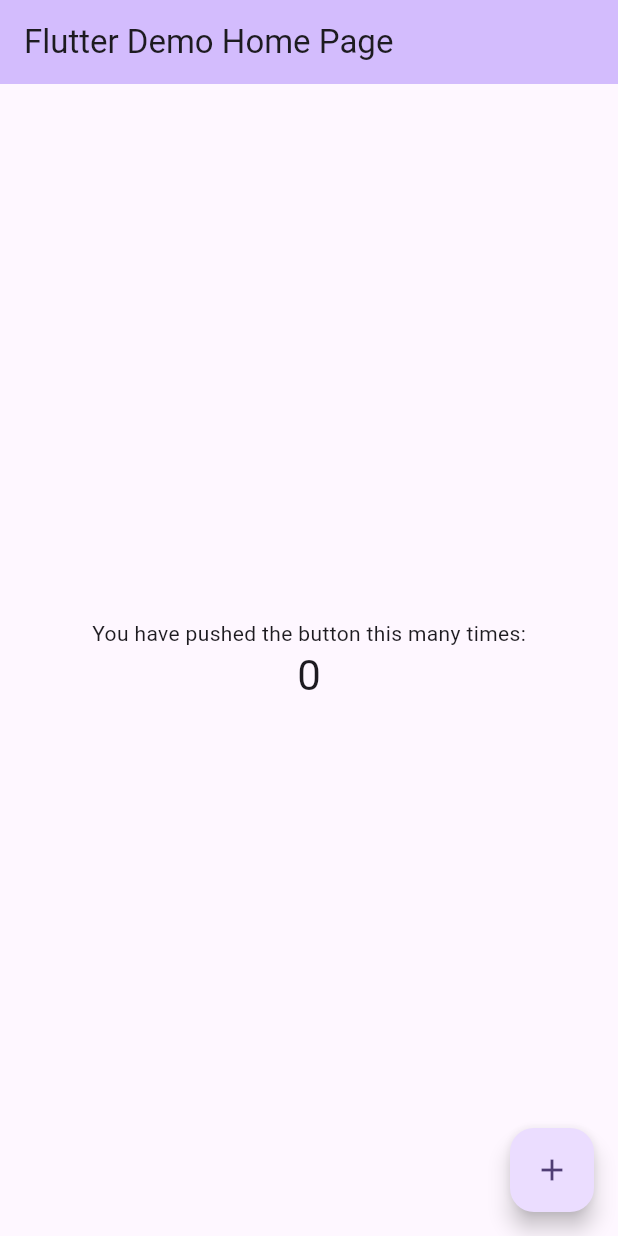
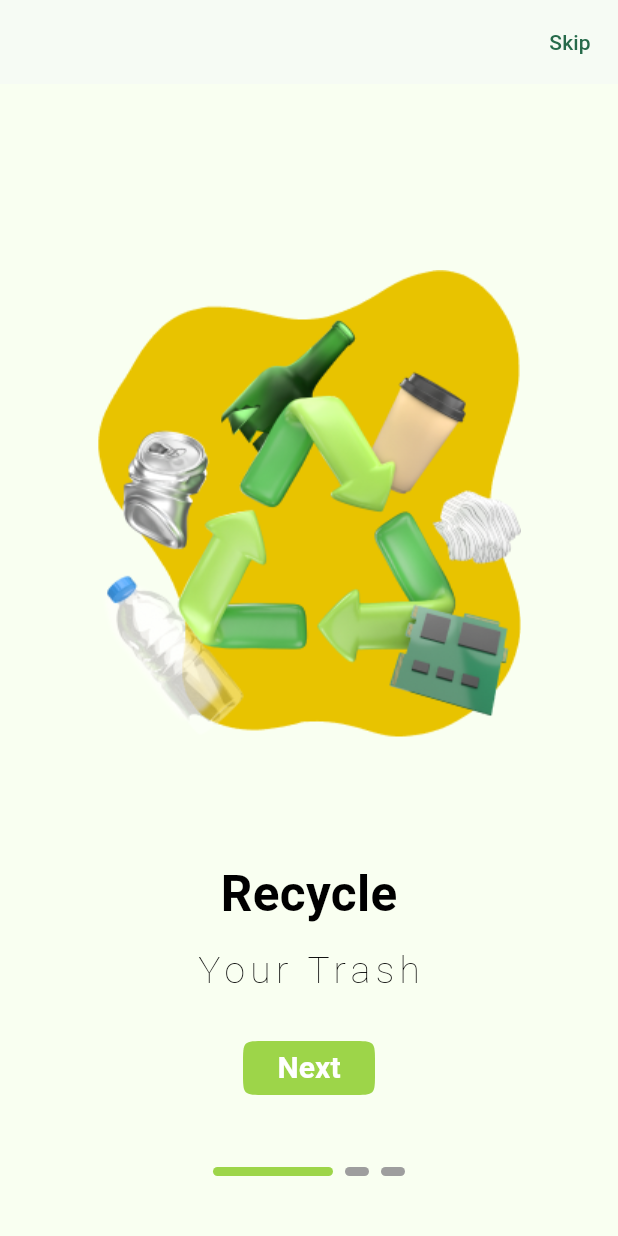
Before and after one commit to Marawanemad/Zero-Waste-App, a Flutter app: the screen it shows after launch, on a phone screen of 412 x 824 dp. Run offline on Flutter 3.47's test engine with Material 3 defaults, Android fonts, the phone set to English and light mode, and no system bars; drawn by our look-alikes of smooth_page_indicator; our stand-ins replace dio, flutter_bloc, shared_preferences; Roboto replaces fonts that are missing (Outfit).

Commit message:
som of the onboarding

```diff
--- a/lib/main.dart
+++ b/lib/main.dart
@@ -1,6 +1,7 @@
 import 'package:flutter/material.dart';
 import 'package:flutter_bloc/flutter_bloc.dart';
 import 'package:zerowasteapp/bloc_observer.dart';
+import 'package:zerowasteapp/modules/onboarding/on_boarding_screen.dart';
 import 'package:zerowasteapp/shared/data/local/cache_helper.dart';
 import 'package:zerowasteapp/shared/data/online/dio_helper.dart';
 
@@ -21,58 +22,10 @@ class MyApp extends StatelessWidget {
     return MaterialApp(
       title: 'Flutter Demo',
       theme: ThemeData(
-        colorScheme: ColorScheme.fromSeed(seedColor: Colors.deepPurple),
+        colorScheme: ColorScheme.fromSeed(seedColor: Colors.greenAccent),
         useMaterial3: true,
       ),
-      home: const MyHomePage(title: 'Flutter Demo Home Page'),
+      home: const OnBoarding(),
     );
   }
 }
-
-class MyHomePage extends StatefulWidget {
-  const MyHomePage({super.key, required this.title});
-
-  final String title;
-
-  @override
-  State<MyHomePage> createState() => _MyHomePageState();
-}
-
-class _MyHomePageState extends State<MyHomePage> {
-  int _counter = 0;
-
-  void _incrementCounter() {
-    setState(() {
-      _counter++;
-    });
-  }
-
-  @override
-  Widget build(BuildContext context) {
-    return Scaffold(
-      appBar: AppBar(
-        backgroundColor: Theme.of(context).colorScheme.inversePrimary,
-        title: Text(widget.title),
-      ),
-      body: Center(
-        child: Column(
-          mainAxisAlignment: MainAxisAlignment.center,
-          children: <Widget>[
-            const Text(
-              'You have pushed the button this many times:',
-            ),
-            Text(
-              '$_counter',
-              style: Theme.of(context).textTheme.headlineMedium,
-            ),
-          ],
-        ),
-      ),
-      floatingActionButton: FloatingActionButton(
-        onPressed: _incrementCounter,
-        tooltip: 'Increment',
-        child: const Icon(Icons.add),
-      ),
-    );
-  }
-}
--- a/lib/modules/onboarding/on_boarding_screen.dart
+++ b/lib/modules/onboarding/on_boarding_screen.dart
@@ -1,122 +1,162 @@
-// import 'package:flutter/material.dart';
-// import 'package:shop_app/modules/login/login_screen.dart';
-// import 'package:shop_app/shared/network/local/cache_helper.dart';
-// import 'package:smooth_page_indicator/smooth_page_indicator.dart';
+import 'package:flutter/material.dart';
+import 'package:smooth_page_indicator/smooth_page_indicator.dart';
+import 'package:zerowasteapp/shared/assets.dart';
+import 'package:zerowasteapp/shared/extensions/context_width_extension.dart';
+import 'package:zerowasteapp/shared/themes/colors.dart';
+import 'package:zerowasteapp/shared/themes/font_styles.dart';
 
-// import '../../shared/components/components.dart';
-// import '../../shared/components/functions.dart';
-// import '../../styles/colors.dart';
+class BoardingModel {
+  final String image;
+  final String title;
+  final String? body;
+  BoardingModel({
+    required this.image,
+    required this.title,
+    required this.body,
+  });
+}
 
-// class BoardingModel {
-//   final String image;
-//   final String title;
-//   final String body;
-//   BoardingModel({
-//     required this.image,
-//     required this.title,
-//     required this.body,
-//   });
-// }
+class OnBoarding extends StatefulWidget {
+  const OnBoarding({super.key});
 
-// class OnBoarding extends StatefulWidget {
-//   const OnBoarding({super.key});
+  @override
+  State<OnBoarding> createState() => _OnBoardingState();
+}
 
-//   @override
-//   State<OnBoarding> createState() => _OnBoardingState();
-// }
+class _OnBoardingState extends State<OnBoarding> {
+  final List<BoardingModel> boarding = [
+    BoardingModel(
+      image: Assets.imagesOnboardingOnboarding1,
+      title: "Recycle",
+      body: "Your Trash",
+    ),
+    BoardingModel(
+      image: Assets.imagesOnboardingOnboarding2,
+      title: "on board 2 title",
+      body: "on board 2 body",
+    ),
+    BoardingModel(
+      image: Assets.imagesOnboardingOnboarding3,
+      title: "on board 3 title",
+      body: "on board 3 body",
+    ),
+  ];
+  void endOnBoarding() {
+    // navigateToWithReplacement(context, LoginScreen());
+    // CacheHelper.setData(key: 'onBoarding', value: true);
+  }
 
-// class _OnBoardingState extends State<OnBoarding> {
-//   final List<BoardingModel> boarding = [
-//     BoardingModel(
-//       image: "assets/images/onboard_1.jpeg",
-//       title: "Brows awesome  products",
-//       body: "Best prices ever !",
-//     ),
-//     BoardingModel(
-//       image: "assets/images/onboard_1.jpeg",
-//       title: "on board 2 title",
-//       body: "on board 2 body",
-//     ),
-//     BoardingModel(
-//       image: "assets/images/onboard_1.jpeg",
-//       title: "on board 3 title",
-//       body: "on board 3 body",
-//     ),
-//   ];
-//   void endOnBoarding() {
-//     navigateToWithReplacement(context, LoginScreen());
-//     CacheHelper.setData(key: 'onBoarding', value: true);
-//   }
+  final PageController boardController = PageController();
+  bool isLast = false;
+  @override
+  Widget build(BuildContext context) {
+    return Scaffold(
+      backgroundColor: CustomColors.liteGreenF1,
+      appBar: AppBar(
+        actions: [
+          TextButton(
+            onPressed: () => endOnBoarding(),
+            child: const Text("Skip"),
+          )
+        ],
+      ),
+      body: Padding(
+        padding: const EdgeInsets.symmetric(vertical: 40),
+        child: Column(
+          mainAxisAlignment: MainAxisAlignment.center,
+          children: [
+            const SizedBox(height: 60),
 
-//   final PageController boardController = PageController();
-//   bool isLast = false;
-//   @override
-//   Widget build(BuildContext context) {
-//     return Scaffold(
-//       appBar: AppBar(
-//         actions: [
-//           TextButton(
-//               onPressed: () {
-//                 endOnBoarding();
-//               },
-//               child: const Text("Skip"))
-//         ],
-//       ),
-//       body: Padding(
-//         padding: const EdgeInsets.all(30.0),
-//         child: Column(
-//           children: [
-//             Expanded(
-//               child: PageView.builder(
-//                 onPageChanged: (int index) {
-//                   if (index == boarding.length - 1) {
-//                     isLast = true;
-//                   } else {
-//                     isLast = false;
-//                   }
-//                 },
-//                 controller: boardController,
-//                 physics: const BouncingScrollPhysics(),
-//                 itemBuilder: (context, index) =>
-//                     buildBoardingItem(boarding[index]),
-//                 itemCount: boarding.length,
-//               ),
-//             ),
-//             Row(
-//               children: [
-//                 SmoothPageIndicator(
-//                   controller: boardController,
-//                   count: boarding.length,
-//                   effect: const WormEffect(
-//                     activeDotColor: primaryColor,
-//                     dotHeight: 10,
-//                     dotWidth: 10,
-//                     spacing: 5,
-//                     type: WormType.thin,
-//                   ),
-//                 ),
-//                 const Spacer(),
-//                 FloatingActionButton(
-//                   onPressed: () {
-//                     if (isLast) {
-//                       endOnBoarding();
-//                     } else {
-//                       boardController.nextPage(
-//                         duration: const Duration(milliseconds: 750),
-//                         curve: Curves.easeInToLinear,
-//                       );
-//                     }
-//                   },
-//                   child: const Icon(
-//                     Icons.arrow_forward_ios,
-//                     color: Colors.white,
-//                   ),
-//                 )
-//               ],
-//             ),
-//           ],
-//         ),
-//       ),
-//     );
-//   }
-// }
+            Expanded(
+              child: PageView.builder(
+                onPageChanged: (int index) {
+                  if (index == boarding.length - 1) {
+                    isLast = true;
+                  } else {
+                    isLast = false;
+                  }
+                },
+                controller: boardController,
+                physics: const BouncingScrollPhysics(),
+                itemBuilder: (context, index) =>
+                    OnBoardingItemWidget(model: boarding[index]),
+                itemCount: boarding.length,
+              ),
+            ),
+            const DefaultBigButton(),
+            const SizedBox(height: 42),
+            SmoothPageIndicator(
+              controller: boardController,
+              count: boarding.length,
+              effect: const ExpandingDotsEffect(
+                activeDotColor: CustomColors.vividGreen49,
+                dotHeight: 6,
+                expansionFactor: 5,
+                radius: 18,
+              ),
+            ),
+            // FloatingActionButton(
+            //   onPressed: () {
+            //     if (isLast) {
+            //       endOnBoarding();
+            //     } else {
+            //       boardController.nextPage(
+            //         duration: const Duration(milliseconds: 750),
+            //         curve: Curves.easeInToLinear,
+            //       );
+            //     }
+            //   },
+            //   child: const Icon(
+            //     Icons.arrow_forward_ios,
+            //     color: Colors.white,
+            //   ),
+            // ),
+          ],
+        ),
+      ),
+    );
+  }
+}
+
+class OnBoardingItemWidget extends StatelessWidget {
+  const OnBoardingItemWidget({
+    super.key,
+    required this.model,
+  });
+
+  final BoardingModel model;
+
+  @override
+  Widget build(BuildContext context) {
+    return Column(
+      mainAxisAlignment: MainAxisAlignment.center,
+      children: [
+        Image.asset(model.image),
+        const SizedBox(height: 80.0),
+        Text(model.title, style: CustomTextStyle.bold32.responsive(context)),
+        const SizedBox(height: 10),
+        Text(model.body!, style: CustomTextStyle.thin24.responsive(context)),
+      ],
+    );
+  }
+}
+
+class DefaultBigButton extends StatelessWidget {
+  const DefaultBigButton({super.key});
+
+  @override
+  Widget build(BuildContext context) {
+    return MaterialButton(
+      onPressed: () {},
+      color: CustomColors.vividGreen49,
+      elevation: 0,
+      shape: ContinuousRectangleBorder(
+        borderRadius: BorderRadius.circular(15),
+      ),
+      child: Text(
+        "Next",
+        style: CustomTextStyle.bold20.copyWith(color: Colors.white),
+      ),
+    );
+  }
+}
--- a/lib/shared/assets.dart
+++ b/lib/shared/assets.dart
@@ -3,13 +3,16 @@ class Assets {
 
   /// Assets for imagesOnboardingOnboarding1
   /// assets/images/onboarding/onboarding1.svg
-  static const String imagesOnboardingOnboarding1 = "assets/images/onboarding/onboarding1.svg";
+  static const String imagesOnboardingOnboarding1 =
+      "assets/images/onboarding/onboarding1.png";
 
   /// Assets for imagesOnboardingOnboarding2
-  /// assets/images/onboarding/onboarding2.svg
-  static const String imagesOnboardingOnboarding2 = "assets/images/onboarding/onboarding2.svg";
+  /// assets/images/onboarding/onboarding2.png
+  static const String imagesOnboardingOnboarding2 =
+      "assets/images/onboarding/onboarding2.png";
 
   /// Assets for imagesOnboardingOnboarding3
-  /// assets/images/onboarding/onboarding3.svg
-  static const String imagesOnboardingOnboarding3 = "assets/images/onboarding/onboarding3.svg";
+  /// assets/images/onboarding/onboarding3.png
+  static const String imagesOnboardingOnboarding3 =
+      "assets/images/onboarding/onboarding3.png";
 }
--- a/lib/shared/themes/font_styles.dart
+++ b/lib/shared/themes/font_styles.dart
@@ -2,8 +2,6 @@ import 'package:flutter/material.dart';
 import 'package:zerowasteapp/shared/themes/colors.dart';
 
 abstract class CustomTextStyle {
-
-
   static const TextStyle semiBold14 = TextStyle(
     fontFamily: "Outfit",
     fontSize: 14,
@@ -114,10 +112,23 @@ abstract class CustomTextStyle {
     fontWeight: FontWeight.w700,
     color: Colors.black,
   );
+  static const TextStyle bold32 = TextStyle(
+    fontFamily: "Outfit",
+    fontSize: 32,
+    fontWeight: FontWeight.w700,
+    color: Colors.black,
+  );
   static const TextStyle bold14 = TextStyle(
     fontFamily: "Outfit",
     fontSize: 14,
     fontWeight: FontWeight.w700,
     color: Color(0xff555252),
   );
+  static const TextStyle thin24 = TextStyle(
+    fontFamily: "Outfit",
+    fontSize: 24,
+    letterSpacing: 3.60,
+    fontWeight: FontWeight.w100,
+    color: Colors.black,
+  );
 }
--- a/pubspec.yaml
+++ b/pubspec.yaml
@@ -33,6 +33,10 @@ dev_dependencies:
 flutter:
   uses-material-design: true
 
+  assets:
+    - assets/images/onboarding/
+
+
 fonts:
   - family: Outfit
     fonts:
```
Also changed, not shown: assets/icons/arrow.svg (added), assets/images/onboarding/onboarding1.png (added), assets/images/onboarding/onboarding2.png (added), assets/images/onboarding/onboarding2.svg (deleted), assets/images/onboarding/onboarding3.png (added), assets/images/onboarding/onboarding3.svg (deleted).
